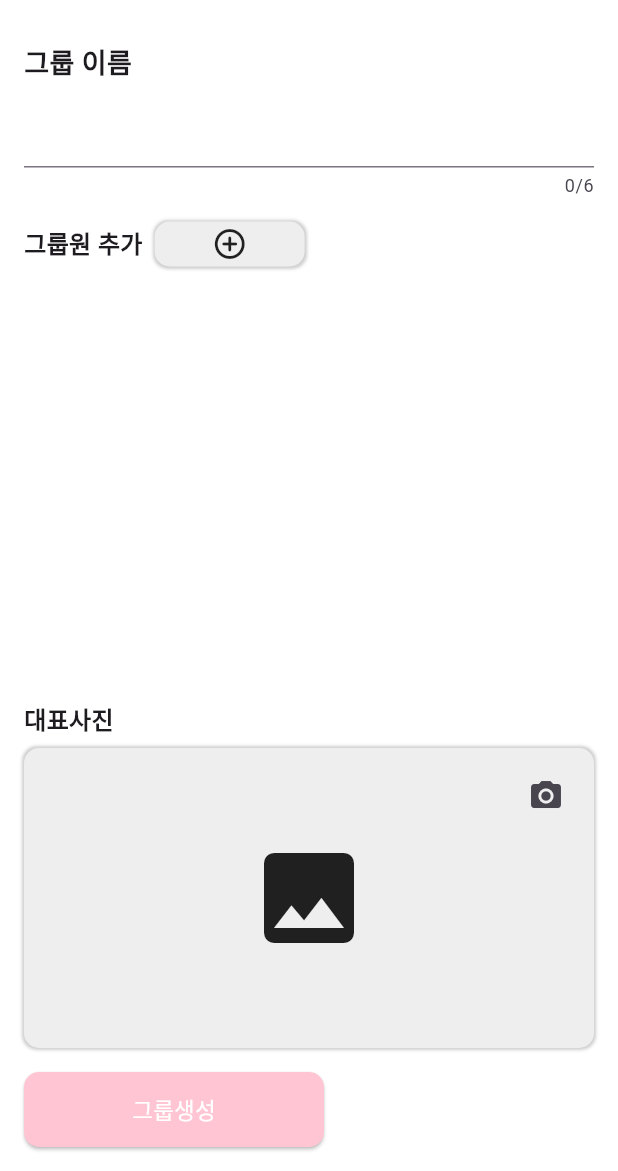
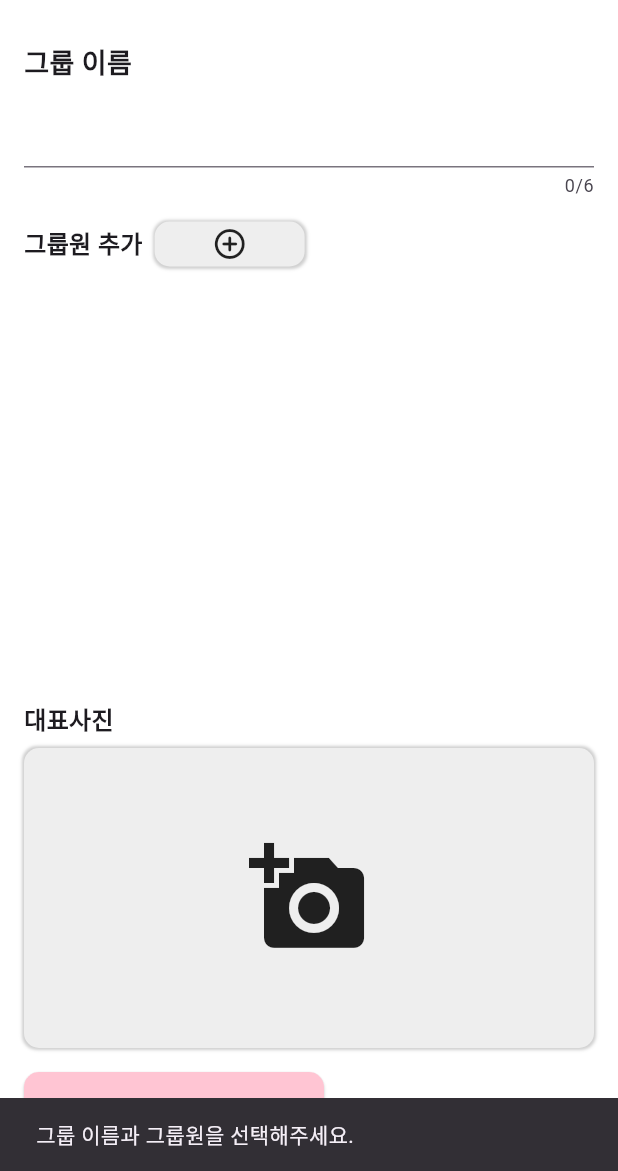
Before and after one commit to dmsdn02/memoria, a Flutter app: the CreateGroupPage screen opened directly, after a tap on "그룹생성", on a phone screen of 412 x 824 dp, the part 65-1236 px from its top. Run offline on Flutter 3.47's test engine with Material 3 defaults, Android fonts, the phone set to English and light mode, and no system bars; our stand-ins replace cloud_firestore, file_picker, firebase_auth, firebase_core; accounts and stored records are empty.

Commit message:
(create_group) 그룹생성 파이어베이스 연결

```diff
--- a/lib/friends/create_group.dart
+++ b/lib/friends/create_group.dart
@@ -1,7 +1,262 @@
+import 'dart:io';
+
+import 'package:file_picker/file_picker.dart';
 import 'package:flutter/material.dart';
+import 'package:firebase_auth/firebase_auth.dart';
 import 'package:cloud_firestore/cloud_firestore.dart';
-import 'package:firebase_auth/firebase_auth.dart';
 import 'package:flutter/services.dart';
+
+class CreateGroupPage extends StatefulWidget {
+  @override
+  _CreateGroupPageState createState() => _CreateGroupPageState();
+}
+
+class _CreateGroupPageState extends State<CreateGroupPage> {
+  final FirebaseFirestore _firestore = FirebaseFirestore.instance;
+  final FirebaseAuth _auth = FirebaseAuth.instance;
+
+  User? _currentUser;
+  List<Map<String, dynamic>> _friends = [];
+  Set<Map<String, dynamic>> _selectedFriends = {};
+
+  File? _selectedImage;
+  TextEditingController _groupNameController = TextEditingController();
+
+  @override
+  void initState() {
+    super.initState();
+    _currentUser = _auth.currentUser;
+    if (_currentUser != null) {
+      _loadFriends();
+    }
+  }
+
+  Future<void> _loadFriends() async {
+    try {
+      final userDoc = await _firestore.collection('friends').doc(_currentUser!.uid).get();
+      if (userDoc.exists) {
+        final data = userDoc.data();
+        if (data != null && data.containsKey('friends')) {
+          setState(() {
+            _friends = List<Map<String, dynamic>>.from(data['friends']);
+          });
+        }
+      }
+    } catch (e) {
+      print('친구 목록을 불러오는 중 오류 발생: $e');
+    }
+  }
+
+  @override
+  Widget build(BuildContext context) {
+    return Scaffold(
+      appBar: AppBar(
+        title: Text('그룹 생성'),
+        backgroundColor: Colors.white,
+      ),
+      backgroundColor: Colors.white,
+      body: Padding(
+        padding: EdgeInsets.all(16.0),
+        child: Column(
+          crossAxisAlignment: CrossAxisAlignment.start,
+          children: [
+            SizedBox(
+              width: double.infinity,
+              child: Text(
+                '그룹 이름',
+                style: TextStyle(
+                  fontSize: 18,
+                  fontWeight: FontWeight.bold,
+                ),
+              ),
+            ),
+            SizedBox(height: 8),
+            TextFormField(
+              controller: _groupNameController,
+              maxLength: 6,
+              inputFormatters: [LengthLimitingTextInputFormatter(6)],
+            ),
+            SizedBox(height: 16),
+            Row(
+              children: [
+                Text(
+                  '그룹원 추가',
+                  style: TextStyle(
+                    fontSize: 16,
+                    fontWeight: FontWeight.bold,
+                  ),
+                ),
+                SizedBox(width: 8),
+                GestureDetector(
+                  onTap: () async {
+                    final selectedFriends = await showDialog<Set<Map<String, dynamic>>>(
+                      context: context,
+                      builder: (BuildContext context) {
+                        return FriendListDialog(
+                          friends: _friends,
+                          selectedFriends: _selectedFriends,
+                        );
+                      },
+                    );
+                    if (selectedFriends != null) {
+                      setState(() {
+                        _selectedFriends = selectedFriends;
+                      });
+                    }
+                  },
+                  child: Container(
+                    width: 100,
+                    height: 30,
+                    decoration: BoxDecoration(
+                      color: Colors.grey[200],
+                      borderRadius: BorderRadius.circular(10),
+                      boxShadow: [
+                        BoxShadow(
+                          color: Colors.grey.withOpacity(0.5),
+                          spreadRadius: 1,
+                          blurRadius: 1,
+                          offset: Offset(0, 0.5),
+                        ),
+                      ],
+                    ),
+                    child: Icon(Icons.add_circle_outline_rounded),
+                  ),
+                ),
+              ],
+            ),
+            SizedBox(height: 16),
+
+            Expanded(
+              child: ListView(
+                children: _selectedFriends.map((friend) {
+                  return ListTile(
+                    title: Text(friend['name']),
+                    subtitle: Text(friend['email']),
+                  );
+                }).toList(),
+              ),
+            ),
+            SizedBox(height: 16),
+            Text(
+              '대표사진',
+              style: TextStyle(
+                fontSize: 16,
+                fontWeight: FontWeight.bold,
+              ),
+            ),
+            SizedBox(height: 8),
+            Stack(
+              alignment: Alignment.topLeft,
+              children: [
+                Container(
+                  width: 500,
+                  height: 200,
+                  decoration: BoxDecoration(
+                    color: Colors.grey[200],
+                    borderRadius: BorderRadius.circular(10),
+                    boxShadow: [
+                      BoxShadow(
+                        color: Colors.grey.withOpacity(0.5),
+                        spreadRadius: 1,
+                        blurRadius: 1,
+                        offset: Offset(0, 0.1),
+                      ),
+                    ],
+                  ),
+                  alignment: Alignment.center,
+                  child: _selectedImage != null
+                      ? Image.file(_selectedImage!)
+                      : InkWell(
+                    onTap: () {
+                      _selectImage(context); // 사진 선택 함수 호출
+                    },
+                    child: Icon(
+                      Icons.add_a_photo,
+                      size: 80,
+                    ),
+                  ),
+                ),
+              ],
+            ),
+            SizedBox(height: 16),
+
+            ElevatedButton(
+              onPressed: () {
+                _createGroup(); // 그룹 생성 함수 호출
+              },
+              child: Text(
+                '그룹생성',
+                style: TextStyle(
+                  color: Colors.white,
+                  fontSize: 15,
+                ),
+              ),
+              style: ButtonStyle(
+                backgroundColor: MaterialStateProperty.all<Color>(Color(0xFFFFC5D3)),
+                minimumSize: MaterialStateProperty.all<Size>(Size(200, 50)),
+                shape: MaterialStateProperty.all<RoundedRectangleBorder>(
+                  RoundedRectangleBorder(
+                    borderRadius: BorderRadius.circular(10.0),
+                  ),
+                ),
+              ),
+            ),
+          ],
+        ),
+      ),
+    );
+  }
+
+  // 사진 선택 함수
+  void _selectImage(BuildContext context) async {
+    try {
+      FilePickerResult? result = await FilePicker.platform.pickFiles(
+        type: FileType.image,
+      );
+      if (result != null) {
+        String? filePath = result.files.single.path;
+        if (filePath != null) {
+          setState(() {
+            // _selectedImage = FileImage(File(filePath));
+          });
+        }
+      }
+    } catch (e) {
+      print('이미지 선택 중 오류 발생: $e');
+    }
+  }
+
+  // 그룹 생성 함수
+  void _createGroup() async {
+    try {
+      if (_groupNameController.text.isNotEmpty && _selectedFriends.isNotEmpty) {
+        // 그룹 생성 시 그룹 이름과 선택된 그룹원을 파이어스토어에 추가
+        final newGroupRef = await _firestore.collection('groups').add({
+          'groupName': _groupNameController.text,
+          'groupMembers': _selectedFriends.toList(),
+        });
+        // 그룹 생성 완료 메시지 출력
+        ScaffoldMessenger.of(context).showSnackBar(SnackBar(
+          content: Text('그룹이 생성되었습니다.'),
+        ));
+        // 그룹 생성 후 필드 초기화
+        _groupNameController.clear();
+        setState(() {
+          _selectedFriends.clear();
+        });
+      } else {
+        // 그룹 이름이나 그룹원이 선택되지 않았을 때 에러 메시지 출력
+        ScaffoldMessenger.of(context).showSnackBar(SnackBar(
+          content: Text('그룹 이름과 그룹원을 선택해주세요.'),
+        ));
+      }
+
+  } catch (e) {
+  // 그룹 생성 중 오류 발생 시 에러 메시지 출력
+  print('그룹 생성 중 오류 발생: $e');
+  }
+}
+}
 
 class FriendListDialog extends StatefulWidget {
   final List<Map<String, dynamic>> friends;
@@ -62,321 +317,3 @@ class _FriendListDialogState extends State<FriendListDialog> {
     );
   }
 }
-
-class FriendListPage extends StatefulWidget {
-  @override
-  _FriendListPageState createState() => _FriendListPageState();
-}
-
-class _FriendListPageState extends State<FriendListPage> {
-  final FirebaseFirestore _firestore = FirebaseFirestore.instance;
-  final FirebaseAuth _auth = FirebaseAuth.instance;
-
-  User? _currentUser;
-  List<Map<String, dynamic>> _friends = [];
-
-  @override
-  void initState() {
-    super.initState();
-    _currentUser = _auth.currentUser;
-    if (_currentUser != null) {
-      _loadFriends();
-    }
-  }
-
-  Future<void> _loadFriends() async {
-    try {
-      final userDoc = await _firestore.collection('friends').doc(_currentUser!.uid).get();
-      if (userDoc.exists) {
-        final data = userDoc.data();
-        if (data != null && data.containsKey('friends')) {
-          setState(() {
-            _friends = List<Map<String, dynamic>>.from(data['friends']);
-          });
-        }
-      }
-    } catch (e) {
-      print('친구 목록을 불러오는 중 오류 발생: $e');
-    }
-  }
-
-  Future<void> _addFriend(String friendEmail) async {
-    try {
-      final friendQuery = await _firestore.collection('users').where('email', isEqualTo: friendEmail).get();
-      if (friendQuery.docs.isNotEmpty) {
-        final friendDoc = friendQuery.docs.first;
-        final friendData = friendDoc.data();
-
-        setState(() {
-          _friends.add({'name': friendData['name'], 'email': friendEmail});
-        });
-
-        await _firestore.collection('friends').doc(_currentUser!.uid).update({
-          'friends': FieldValue.arrayUnion([{'name': friendData['name'], 'email': friendEmail}]),
-        });
-      } else {
-        ScaffoldMessenger.of(context).showSnackBar(
-          SnackBar(content: Text('해당 이메일로 등록된 사용자를 찾을 수 없습니다.')),
-        );
-      }
-    } catch (e) {
-      print('친구 추가 중 오류 발생: $e');
-    }
-  }
-
-  Future<void> _removeFriend(String email) async {
-    try {
-      setState(() {
-        _friends.removeWhere((friend) => friend['email'] == email);
-      });
-
-      await _firestore.collection('friends').doc(_currentUser!.uid).update({
-        'friends': FieldValue.arrayRemove([{'email': email}]),
-      });
-    } catch (e) {
-      print('친구 삭제 중 오류 발생: $e');
-    }
-  }
-
-  @override
-  Widget build(BuildContext context) {
-    return Scaffold(
-      appBar: AppBar(
-        title: Text('친구 목록'),
-        actions: [
-          IconButton(
-            icon: Icon(Icons.add),
-            onPressed: () async {
-              final friendEmail = await showDialog<String>(
-                context: context,
-                builder: (BuildContext context) {
-                  return FriendListDialog(friends: _friends, selectedFriends: Set());
-                },
-              );
-              if (friendEmail != null && friendEmail.isNotEmpty) {
-                await _addFriend(friendEmail);
-              }
-            },
-          ),
-        ],
-      ),
-      body: ListView.builder(
-        itemCount: _friends.length,
-        itemBuilder: (context, index) {
-          final friend = _friends[index];
-          return ListTile(
-            title: Text(friend['name']),
-            subtitle: Text(friend['email']),
-            trailing: IconButton(
-              icon: Icon(Icons.delete),
-              onPressed: () async {
-                await _removeFriend(friend['email']);
-              },
-            ),
-          );
-        },
-      ),
-    );
-  }
-}
-
-class CreateGroupPage extends StatefulWidget {
-  @override
-  _CreateGroupPageState createState() => _CreateGroupPageState();
-}
-
-class _CreateGroupPageState extends State<CreateGroupPage> {
-  final FirebaseFirestore _firestore = FirebaseFirestore.instance;
-  final FirebaseAuth _auth = FirebaseAuth.instance;
-
-  User? _currentUser;
-  List<Map<String, dynamic>> _friends = [];
-  Set<Map<String, dynamic>> _selectedFriends = {};
-
-  @override
-  void initState() {
-    super.initState();
-    _currentUser = _auth.currentUser;
-    if (_currentUser != null) {
-      _loadFriends();
-    }
-  }
-
-  Future<void> _loadFriends() async {
-    try {
-      final userDoc = await _firestore.collection('friends').doc(_currentUser!.uid).get();
-      if (userDoc.exists) {
-        final data = userDoc.data();
-        if (data != null && data.containsKey('friends')) {
-          setState(() {
-            _friends = List<Map<String, dynamic>>.from(data['friends']);
-          });
-        }
-      }
-    } catch (e) {
-      print('친구 목록을 불러오는 중 오류 발생: $e');
-    }
-  }
-
-  @override
-  Widget build(BuildContext context) {
-    return Scaffold(
-      appBar: AppBar(
-        title: Text('그룹 생성'),
-        backgroundColor: Colors.white,
-      ),
-      backgroundColor: Colors.white,
-      body: Padding(
-        padding: EdgeInsets.all(16.0),
-        child: Column(
-          crossAxisAlignment: CrossAxisAlignment.start,
-          children: [
-            SizedBox(
-              width: double.infinity,
-              child: Text(
-                '그룹 이름',
-                style: TextStyle(
-                  fontSize: 18,
-                  fontWeight: FontWeight.bold,
-                ),
-              ),
-            ),
-            SizedBox(height: 8),
-            TextFormField(
-              maxLength: 6,
-              inputFormatters: [LengthLimitingTextInputFormatter(6)],
-            ),
-            SizedBox(height: 16),
-            Row(
-              children: [
-                Text(
-                  '그룹원 추가',
-                  style: TextStyle(
-                    fontSize: 16,
-                    fontWeight: FontWeight.bold,
-                  ),
-                ),
-                SizedBox(width: 8),
-                GestureDetector(
-                  onTap: () async {
-                    final selectedFriends = await showDialog<Set<Map<String, dynamic>>>(
-                      context: context,
-                      builder: (BuildContext context) {
-                        return FriendListDialog(
-                          friends: _friends,
-                          selectedFriends: _selectedFriends,
-                        );
-                      },
-                    );
-                    if (selectedFriends != null) {
-                      setState(() {
-                        _selectedFriends = selectedFriends;
-                      });
-                    }
-                  },
-                  child: Container(
-                    width: 100,
-                    height: 30,
-                    decoration: BoxDecoration(
-                      color: Colors.grey[200],
-                      borderRadius: BorderRadius.circular(10),
-                      boxShadow: [
-                        BoxShadow(
-                          color: Colors.grey.withOpacity(0.5),
-                          spreadRadius: 1,
-                          blurRadius: 1,
-                          offset: Offset(0, 0.5),
-                        ),
-                      ],
-                    ),
-                    child: Icon(Icons.add_circle_outline_rounded),
-                  ),
-                ),
-              ],
-            ),
-            SizedBox(height: 16),
-            Expanded(
-              child: ListView(
-                children: _selectedFriends.map((friend) {
-                  return ListTile(
-                    title: Text(friend['name']),
-                    subtitle: Text(friend['email']),
-                  );
-                }).toList(),
-              ),
-            ),
-            SizedBox(height: 16),
-            Text(
-              '대표사진',
-              style: TextStyle(
-                fontSize: 16,
-                fontWeight: FontWeight.bold,
-              ),
-            ),
-            SizedBox(height: 8),
-            Stack(
-              alignment: Alignment.topLeft,
-              children: [
-                Container(
-                  width: 500,
-                  height: 200,
-                  decoration: BoxDecoration(
-                    color: Colors.grey[200],
-                    borderRadius: BorderRadius.circular(10),
-                    boxShadow: [
-                      BoxShadow(
-                        color: Colors.grey.withOpacity(0.5),
-                        spreadRadius: 1,
-                        blurRadius: 1,
-                        offset: Offset(0, 0.1),
-                      ),
-                    ],
-                  ),
-                  alignment: Alignment.center,
-                  child: Icon(
-                    Icons.photo,
-                    size: 80,
-                  ),
-                ),
-                Positioned(
-                  top: 8,
-                  right: 8,
-                  child: IconButton(
-                    icon: Icon(Icons.camera_alt),
-                    onPressed: () {
-                      // 대표사진 변경 로직 추가
-                    },
-                  ),
-                ),
-              ],
-            ),
-            SizedBox(height: 16),
-
-
-            ElevatedButton(
-              onPressed: () {
-                // 그룹 생성 버튼 클릭 시 동작
-              },
-              child: Text(
-                '그룹생성',
-                style: TextStyle(
-                  color: Colors.white,
-                  fontSize: 15,
-                ),
-              ),
-              style: ButtonStyle(
-                backgroundColor: MaterialStateProperty.all<Color>(Color(0xFFFFC5D3)),
-                minimumSize: MaterialStateProperty.all(Size(200, 50)),
-                shape: MaterialStateProperty.all<RoundedRectangleBorder>(
-                  RoundedRectangleBorder(
-                    borderRadius: BorderRadius.circular(10.0),
-                  ),
-                ),
-              ),
-            ),
-          ],
-        ),
-      ),
-    );
-  }
-}
--- a/pubspec.yaml
+++ b/pubspec.yaml
@@ -36,7 +36,8 @@ dependencies:
   # The following adds the Cupertino Icons font to your application.
   # Use with the CupertinoIcons class for iOS style icons.
 
-
+  file_picker: ^4.0.1
+  firebase_storage: ^11.7.7
   cupertino_icons: ^1.0.2
   firebase_core: ^2.31.1
   firebase_auth: ^4.19.6
@@ -46,6 +47,7 @@ dependencies:
   shared_preferences: ^2.0.10
   intl: ^0.18.1
   table_calendar: ^3.0.9
+
 
 dev_dependencies:
   flutter_test:
```
